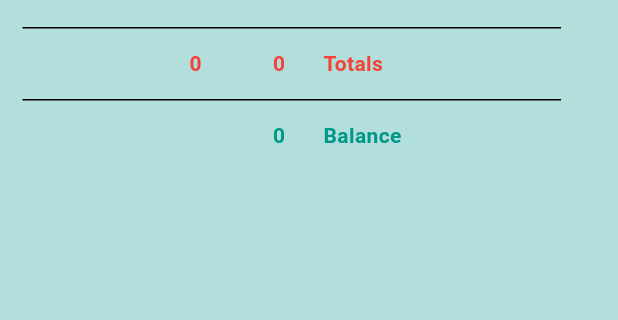
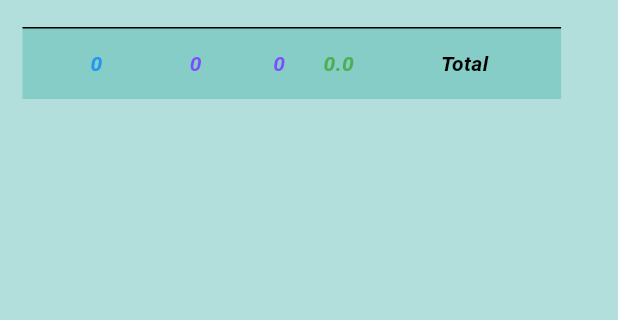
Before and after one commit to qaisershameer/chat_wp, a Flutter app: the RptCashBook screen opened directly, on a phone screen of 412 x 824 dp, the part 246-566 px from its top. Run offline on Flutter 3.47's test engine with Material 3 defaults, Android fonts, the phone set to English and light mode, and no system bars; our stand-ins replace cloud_firestore, dropdown_search, firebase_auth, firebase_core, flutter_typeahead, font_awesome_flutter and 3 more; accounts and stored records are empty.

Commit message:
09 Sep Softagics

```diff
--- a/lib/pages/logins_chat/home_page.dart
+++ b/lib/pages/logins_chat/home_page.dart
@@ -14,8 +14,7 @@ class HomePage extends StatefulWidget {
 
 class _HomePageState extends State<HomePage> {
 
-  // auth services
-  final AuthService _authService = AuthService();
+  // account services
   final AccountService _accounts = AccountService();
 
   List _allAccounts = [];
--- a/lib/reports/rpt_cash_book.dart
+++ b/lib/reports/rpt_cash_book.dart
@@ -333,15 +333,15 @@ class RptCashBookState extends State<RptCashBook> {
                 // Calculate totals
                 for (var document in accountsList) {
                   Map<String, dynamic> data = document.data() as Map<String, dynamic>;
-                  totalDebitPK += (data['credit'] ?? 0.0);
-                  totalCreditPK += (data['debit'] ?? 0.0);
-                  totalDebitSR += (data['creditsar'] ?? 0.0);
-                  totalCreditSR += (data['debitsar'] ?? 0.0);
+                  totalDebitPK += (data['debit'] ?? 0.0);
+                  totalCreditPK += (data['credit'] ?? 0.0);
+                  totalDebitSR += (data['debitsar'] ?? 0.0);
+                  totalCreditSR += (data['creditsar'] ?? 0.0);
                 }
 
                 // Calculate B/F Balance
-                bfBalancePK = totalDebitPK - totalCreditPK;
-                bfBalanceSR = totalDebitSR - totalCreditSR;
+                bfBalancePK = totalCreditPK - totalDebitPK;
+                bfBalanceSR = totalCreditSR - totalDebitSR;
 
                 // Determine columns to display based on _selectedReport
                 List<DataColumn> columns = [];
@@ -393,25 +393,158 @@ class RptCashBookState extends State<RptCashBook> {
                       child: SingleChildScrollView(
                         scrollDirection: Axis.horizontal,
                         child: DataTable(
+
                           columnSpacing: constraints.maxWidth / 15, // Adjust column spacing
                           columns: columns,
                           rows: <DataRow>[
 
+                            // Add the B/F Balance row
+                            // DataRow(cells: [
+                            //   if (visibleColumns.contains(0)) const DataCell(Text('')),
+                            //   if (visibleColumns.contains(1)) const DataCell(Text('')),
+                            //   if (visibleColumns.contains(2))
+                            //     DataCell(Container(
+                            //       alignment: Alignment.centerRight,
+                            //       child: Text(
+                            //         _numberFormat.format(bfBalanceSR),
+                            //         style: const TextStyle(
+                            //           fontWeight: FontWeight.bold,
+                            //           color: Colors.teal,
+                            //         ),
+                            //       ),
+                            //     )),
+                            //   if (visibleColumns.contains(3)) const DataCell(Text('')),
+                            //   if (visibleColumns.contains(4))
+                            //     DataCell(Container(
+                            //       alignment: Alignment.centerRight,
+                            //       child: Text(
+                            //         _numberFormat1.format(bfBalancePK),
+                            //         style: const TextStyle(
+                            //           fontWeight: FontWeight.bold,
+                            //           color: Colors.teal,
+                            //         ),
+                            //       ),
+                            //     )),
+                            //   if (visibleColumns.contains(5))
+                            //     const DataCell(Text(
+                            //       'Balance',
+                            //       style: TextStyle(
+                            //         fontWeight: FontWeight.bold,
+                            //         color: Colors.teal,
+                            //       ),
+                            //     )),
+                            //   if (visibleColumns.contains(6)) const DataCell(Text('')),
+                            // ]),
+                            // B/F Balance Row in above line commit
+
+                            // Add the totals row
+                            DataRow(
+                                color: WidgetStateProperty.resolveWith<Color>((Set<WidgetState> states) {
+                                  // Return the color you want to use for the highlighted row
+                                  return Colors.teal.withOpacity(0.25); // Example color with transparency
+                                }),
+
+                                cells: [
+                              if (visibleColumns.contains(0))
+                                DataCell(Container(
+                                  alignment: Alignment.centerRight,
+                                  child: Text(
+                                    _numberFormat.format(bfBalanceSR),
+                                    style: const TextStyle(
+                                      fontWeight: FontWeight.bold,
+                                      fontStyle: FontStyle.italic,
+                                      color: Colors.blue,
+                                    ),
+                                  ),
+                                )),
+
+                              if (visibleColumns.contains(1))
+                                DataCell(Container(
+                                  alignment: Alignment.centerRight,
+                                  child: Text(
+                                    _numberFormat.format(totalDebitSR),
+                                    style: const TextStyle(
+                                      fontWeight: FontWeight.bold,
+                                      fontStyle: FontStyle.italic,
+                                      color: Colors.deepPurpleAccent,
+                                    ),
+                                  ),
+                                )),
+                              if (visibleColumns.contains(2))
+                                DataCell(Container(
+                                  alignment: Alignment.centerRight,
+                                  child: Text(
+                                    _numberFormat.format(totalCreditSR),
+                                    style: const TextStyle(
+                                      fontWeight: FontWeight.bold,
+                                      fontStyle: FontStyle.italic,
+                                      color: Colors.deepPurpleAccent,
+                                    ),
+                                  ),
+                                )),
+                              if (visibleColumns.contains(3))
+                                DataCell(Container(
+                                  alignment: Alignment.centerRight,
+                                  child: Text(
+                                    _numberFormat1.format(totalDebitPK),
+                                    style: const TextStyle(
+                                      fontWeight: FontWeight.bold,
+                                      color: Colors.teal,
+                                    ),
+                                  ),
+                                )),
+                              if (visibleColumns.contains(4))
+                                DataCell(Container(
+                                  alignment: Alignment.centerRight,
+                                  child: Text(
+                                    _numberFormat1.format(totalCreditPK),
+                                    style: const TextStyle(
+                                      fontWeight: FontWeight.bold,
+                                      fontStyle: FontStyle.italic,
+                                      color: Colors.teal,
+                                    ),
+                                  ),
+                                )),
+                              if (visibleColumns.contains(5))
+                                DataCell(Container(
+                                  alignment: Alignment.centerLeft,
+                                  child: Text(
+                                    _numberFormat1.format(bfBalancePK),
+                                    style: const TextStyle(
+                                      fontWeight: FontWeight.bold,
+                                      fontStyle: FontStyle.italic,
+                                      color: Colors.green,
+                                    ),
+                                  ),
+                                )),
+                              if (visibleColumns.contains(6))
+                                const DataCell(Text(
+                                  'Total',
+                                  style: TextStyle(
+                                    fontWeight: FontWeight.bold,
+                                    fontStyle: FontStyle.italic,
+                                    color: Colors.black,
+                                  ),
+                                )),
+                              // if (visibleColumns.contains(6)) const DataCell(Text('')),
+                            ]),
+
+                            // Add the detail row records
                             ...accountsList.map((document) {
                               Map<String, dynamic> data = document.data() as Map<String, dynamic>;
 
                               final voucherID = document.id; // Use final here to ensure immutability
                               // final data = document.data() as Map<String, dynamic>;
 
-                              final creditSrText = (data['creditsar'] ?? 0.0);
-                              final debitSrText = (data['debitsar'] ?? 0.0);
-                              final creditText = (data['credit'] ?? 0.0);
-                              final debitText = (data['debit'] ?? 0.0);
+                              final creditSrText = (data['debitsar'] ?? 0.0);
+                              final debitSrText = (data['creditsar'] ?? 0.0);
+                              final creditText = (data['debit'] ?? 0.0);
+                              final debitText = (data['credit'] ?? 0.0);
 
                               final drAcId = data['drAcId'] ?? '';
                               final crAcId = data['crAcId'] ?? '';
                               final dateText = (data['date'] as Timestamp).toDate();
-                              final formattedDate = DateFormat('dd MM yy').format(dateText);
+                              final formattedDate = DateFormat('dd MMM').format(dateText);
                               final remarksText = data['remarks'] ?? '';
                               final type = data['type'] ?? '';
 
@@ -422,7 +555,7 @@ class RptCashBookState extends State<RptCashBook> {
 
                               return DataRow(cells: [
                                 if (visibleColumns.contains(0))
-                                  DataCell(Text(formattedDate)),
+                                  DataCell(Text(formattedDate, style: const TextStyle(color: Colors.blueGrey,))),
                                 if (visibleColumns.contains(1))
                                   DataCell(Container(
                                     alignment: Alignment.centerRight,
@@ -538,101 +671,6 @@ class RptCashBookState extends State<RptCashBook> {
                               ]);
                             }),
 
-                            // Add the totals row
-                            DataRow(cells: [
-                              if (visibleColumns.contains(0)) const DataCell(Text('')),
-                              if (visibleColumns.contains(1))
-                                DataCell(Container(
-                                  alignment: Alignment.centerRight,
-                                  child: Text(
-                                    _numberFormat.format(totalDebitSR),
-                                    style: const TextStyle(
-                                      fontWeight: FontWeight.bold,
-                                      color: Colors.red,
-                                    ),
-                                  ),
-                                )),
-                              if (visibleColumns.contains(2))
-                                DataCell(Container(
-                                  alignment: Alignment.centerRight,
-                                  child: Text(
-                                    _numberFormat.format(totalCreditSR),
-                                    style: const TextStyle(
-                                      fontWeight: FontWeight.bold,
-                                      color: Colors.red,
-                                    ),
-                                  ),
-                                )),
-                              if (visibleColumns.contains(3))
-                                DataCell(Container(
-                                  alignment: Alignment.centerRight,
-                                  child: Text(
-                                    _numberFormat1.format(totalDebitPK),
-                                    style: const TextStyle(
-                                      fontWeight: FontWeight.bold,
-                                      color: Colors.red,
-                                    ),
-                                  ),
-                                )),
-                              if (visibleColumns.contains(4))
-                                DataCell(Container(
-                                  alignment: Alignment.centerRight,
-                                  child: Text(
-                                    _numberFormat1.format(totalCreditPK),
-                                    style: const TextStyle(
-                                      fontWeight: FontWeight.bold,
-                                      color: Colors.red,
-                                    ),
-                                  ),
-                                )),
-                              if (visibleColumns.contains(5))
-                                const DataCell(Text(
-                                  'Totals',
-                                  style: TextStyle(
-                                    fontWeight: FontWeight.bold,
-                                    color: Colors.red,
-                                  ),
-                                )),
-                              if (visibleColumns.contains(6)) const DataCell(Text('')),
-                            ]),
-
-                            // Add the B/F Balance row
-                            DataRow(cells: [
-                              if (visibleColumns.contains(0)) const DataCell(Text('')),
-                              if (visibleColumns.contains(1)) const DataCell(Text('')),
-                              if (visibleColumns.contains(2))
-                                DataCell(Container(
-                                  alignment: Alignment.centerRight,
-                                  child: Text(
-                                    _numberFormat.format(bfBalanceSR),
-                                    style: const TextStyle(
-                                      fontWeight: FontWeight.bold,
-                                      color: Colors.teal,
-                                    ),
-                                  ),
-                                )),
-                              if (visibleColumns.contains(3)) const DataCell(Text('')),
-                              if (visibleColumns.contains(4))
-                                DataCell(Container(
-                                  alignment: Alignment.centerRight,
-                                  child: Text(
-                                    _numberFormat1.format(bfBalancePK),
-                                    style: const TextStyle(
-                                      fontWeight: FontWeight.bold,
-                                      color: Colors.teal,
-                                    ),
-                                  ),
-                                )),
-                              if (visibleColumns.contains(5))
-                                const DataCell(Text(
-                                  'Balance',
-                                  style: TextStyle(
-                                    fontWeight: FontWeight.bold,
-                                    color: Colors.teal,
-                                  ),
-                                )),
-                              if (visibleColumns.contains(5)) const DataCell(Text('')),
-                            ]),
                           ],
                         ),
                       ),
--- a/pubspec.yaml
+++ b/pubspec.yaml
@@ -1,7 +1,7 @@
 name: chat_wp
 description: "Chats App PK like WhatsApp Theme. www.qrdpro.com"
 publish_to: 'none' # Remove this line if you wish to publish to pub.dev
-version: 2024.09.07+1
+version: 2024.09.09+1
 
 environment:
   sdk: '>=3.4.4 <4.0.0'
```
Also changed, not shown: lib/reports/rpt_ac_ledger.dart (+201 -146 lines), lib/reports/rpt_trial_bal.dart (+68 -75 lines).
